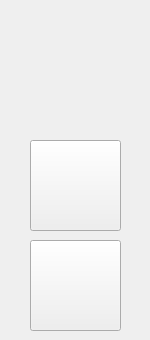
Above: toolsection.ui from Chromecore/Sprite-Editor before the change. Below: the same form after it.
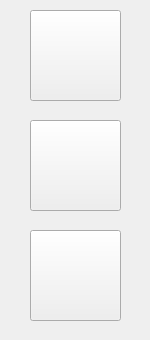
That is the form after the change.

Commit message: Added color picker functionality, added button to show what color is currently set, and altered code slightly to account for changing colors. Added stored color variable to reference color used before switching to eraser

Patch:
```diff
--- a/toolsection.ui
+++ b/toolsection.ui
@@ -17,7 +17,7 @@
    <property name="geometry">
     <rect>
      <x>30</x>
-     <y>140</y>
+     <y>120</y>
      <width>91</width>
      <height>91</height>
     </rect>
@@ -39,7 +39,7 @@
    <property name="geometry">
     <rect>
      <x>30</x>
-     <y>240</y>
+     <y>230</y>
      <width>91</width>
      <height>91</height>
     </rect>
@@ -51,6 +51,28 @@
     <string/>
    </property>
   </widget>
+  <widget class="QPushButton" name="ColorButton">
+   <property name="geometry">
+    <rect>
+     <x>30</x>
+     <y>10</y>
+     <width>91</width>
+     <height>91</height>
+    </rect>
+   </property>
+   <property name="autoFillBackground">
+    <bool>false</bool>
+   </property>
+   <property name="text">
+    <string/>
+   </property>
+   <property name="autoDefault">
+    <bool>false</bool>
+   </property>
+   <property name="flat">
+    <bool>false</bool>
+   </property>
+  </widget>
  </widget>
  <resources/>
  <connections/>
```
The commit also changes 6 other files.
